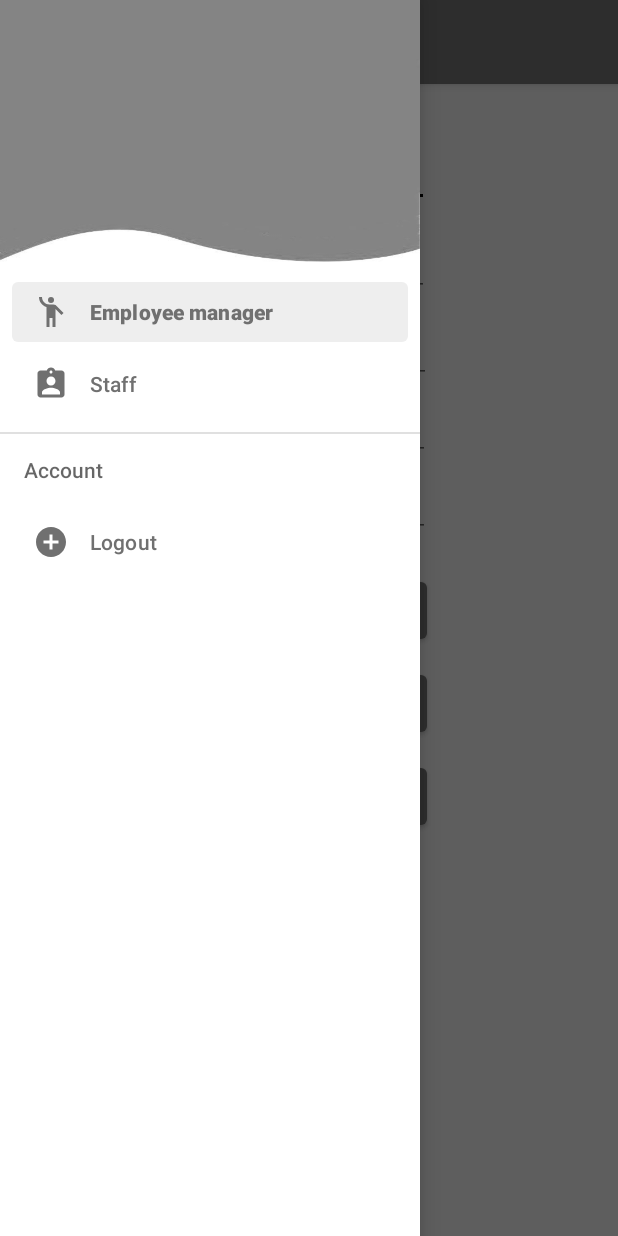
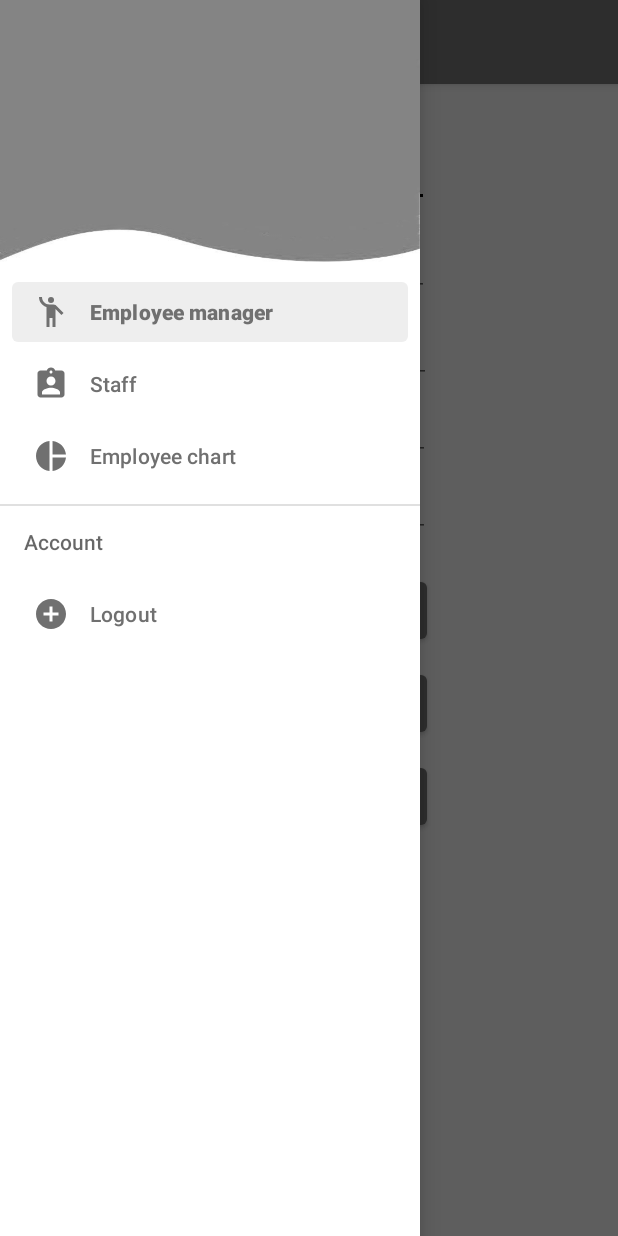
Before and after one commit to msnthr0pe/kurs, an Android app: the Activity screen opened directly, with no data from a screen before it, with the side drawer open, on a phone screen of 412 x 824 dp. Run offline under Robolectric (Android 15) with nearby library versions, the phone set to English and light mode, and no system bars; our stand-ins replace Firebase (no records; nobody signed in at launch, a user with empty details on screens opened directly).

Commit message:
created ChartFragment

```diff
--- a/app/src/main/java/com/example/kurs/Activity.java
+++ b/app/src/main/java/com/example/kurs/Activity.java
@@ -89,6 +89,10 @@ public class Activity extends AppCompatActivity implements NavigationView.OnNavi
             getSupportFragmentManager().beginTransaction().replace(R.id.fragment_container, new EditCredentialsFragment()).commit();
             toolbar.setTitle("Login information editor");
         }
+        if (id == R.id.nav_chart) {
+            getSupportFragmentManager().beginTransaction().replace(R.id.fragment_container, new ChartFragment()).commit();
+            toolbar.setTitle("Employee chart");
+        }
         if (id == R.id.nav_logout) {
             Toast.makeText(this, "Logout successful", Toast.LENGTH_SHORT).show();
             clearFile();
--- /dev/null
+++ b/app/src/main/res/drawable/nav_chart_diagram.xml
@@ -0,0 +1,5 @@
+<vector xmlns:android="http://schemas.android.com/apk/res/android" android:height="24dp" android:tint="#000000" android:viewportHeight="24" android:viewportWidth="24" android:width="24dp">
+
+    <path android:fillColor="@android:color/white" android:pathData="M11,2v20c-5.07,-0.5 -9,-4.79 -9,-10s3.93,-9.5 9,-10zM13.03,2v8.99L22,10.99c-0.47,-4.74 -4.24,-8.52 -8.97,-8.99zM13.03,13.01L13.03,22c4.74,-0.47 8.5,-4.25 8.97,-8.99h-8.97z"/>
+
+</vector>
--- a/app/src/main/res/menu/nav_menu.xml
+++ b/app/src/main/res/menu/nav_menu.xml
@@ -21,6 +21,11 @@
             android:id="@+id/nav_edit"
             android:icon="@drawable/nav_newemployee"
             android:title="Edit accounts"/>
+
+        <item
+            android:id="@+id/nav_chart"
+            android:icon="@drawable/nav_chart_diagram"
+            android:title="Employee chart"/>
     </group>
     <item
         android:title="Account">
```
Also changed, not shown: app/src/main/java/com/example/kurs/ChartFragment.java (added, +30 -0 lines), app/src/main/res/layout/fragment_chart.xml (added, +13 -0 lines).
